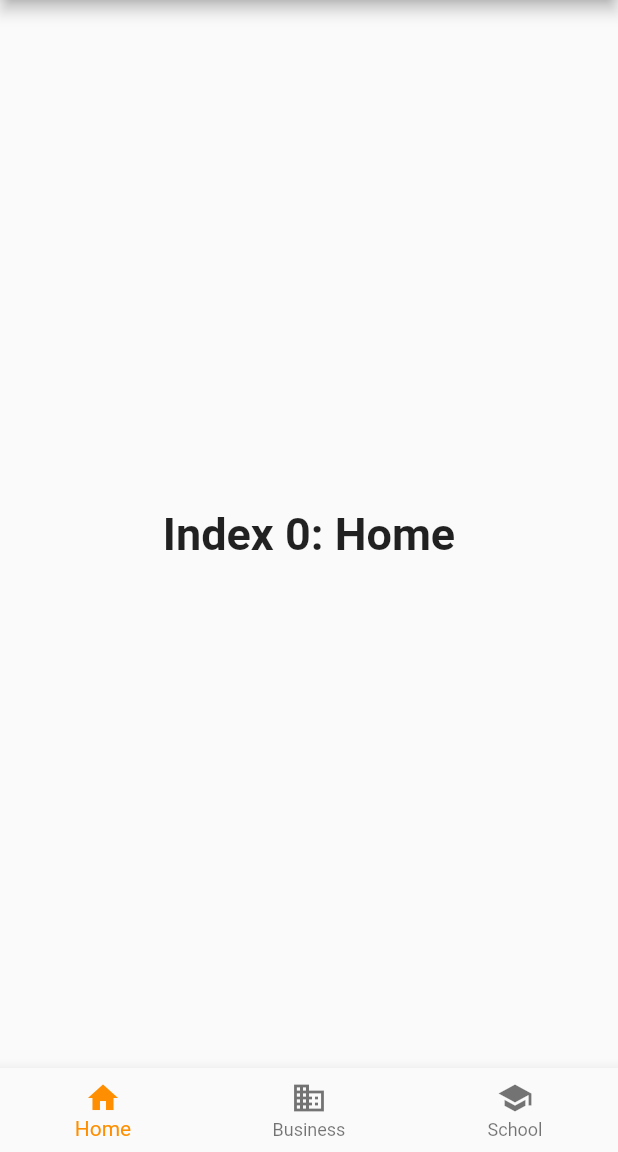
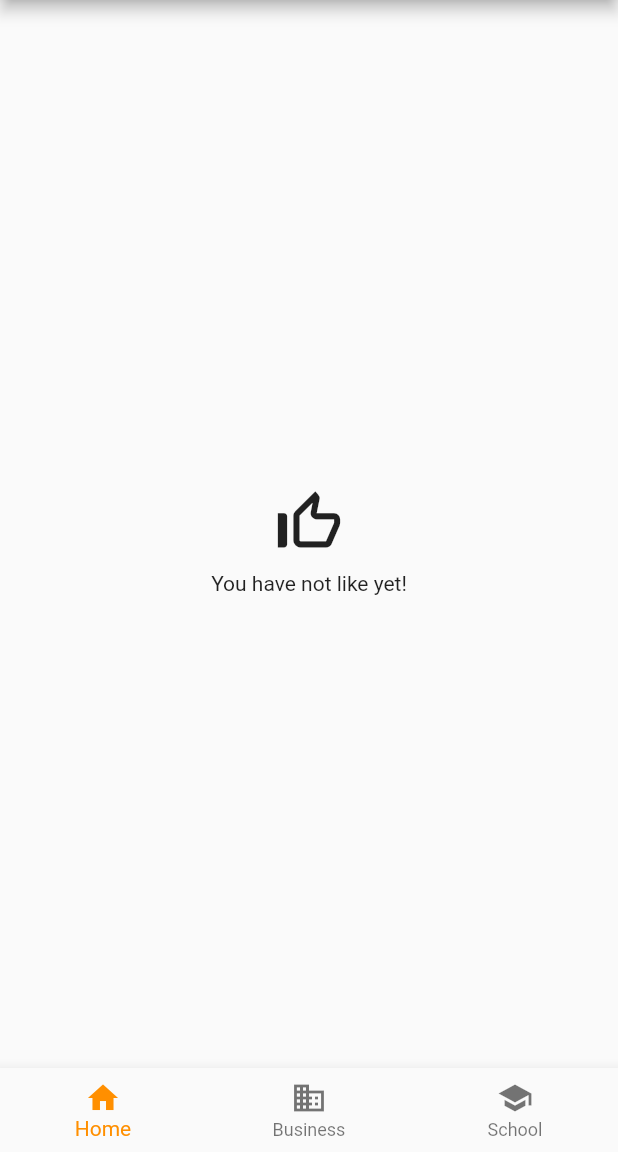
Before and after one commit to liemcn6/Flutter, a Flutter app: the screen it shows after launch, on a phone screen of 412 x 824 dp, the part 84-1236 px from its top. Run offline on Flutter 3.47's test engine with Material 2 defaults, Android fonts, the phone set to English and light mode, and no system bars.

Commit message:
learn state

```diff
--- a/lib/main.dart
+++ b/lib/main.dart
@@ -53,10 +53,7 @@ class _MyHomePageState extends State<MyHomePage> {
    static const TextStyle optionStyle =
       TextStyle(fontSize: 30, fontWeight: FontWeight.bold);
    static const List<Widget> _widgetOptions = <Widget>[
-    Text(
-      'Index 0: Home',
-      style: optionStyle,
-    ),
+    LikeButton(),
     Text(
       'Index 1: Business',
       style: optionStyle,
@@ -104,3 +101,59 @@ class _MyHomePageState extends State<MyHomePage> {
     );
   }
 }
+
+class LikeButton extends StatefulWidget {
+  const LikeButton({Key? key}) : super(key: key);
+
+  @override
+  State<LikeButton> createState() => _LikeButtonState();
+}
+
+class _LikeButtonState extends State<LikeButton> {
+  bool isLiked = false;
+  @override
+  Widget build(BuildContext context) {
+    return Center(
+      child: Column(
+        mainAxisAlignment: MainAxisAlignment.center,
+        crossAxisAlignment: CrossAxisAlignment.center,
+        children: [
+        IconButton(
+        onPressed: () {
+
+          isLiked = !isLiked;
+          if(isLiked == false){
+            print('unLiked');
+          }else print("Liked");
+        },
+        iconSize: 50,
+        icon: Icon(isLiked ? Icons.thumb_up_alt : Icons.thumb_up_off_alt)
+        ),
+        Text('You have not like yet!'),
+      ]),
+    );
+  }
+}
+
+class MyHomePage1 extends StatelessWidget {
+  const MyHomePage1({Key? key}) : super(key: key);
+
+  @override
+  Widget build(BuildContext context) {
+    return Scaffold(
+      appBar: AppBar(
+        title: const Text('StatelessWidget Example'),
+      ),
+      body: Center(
+        child: Column(
+          mainAxisAlignment: MainAxisAlignment.center,
+          crossAxisAlignment: CrossAxisAlignment.center,
+          children: const [
+            LikeButton(),
+            Text('You have not like yet!'),
+          ],
+        ),
+      ),
+    );
+  }
+}
```
